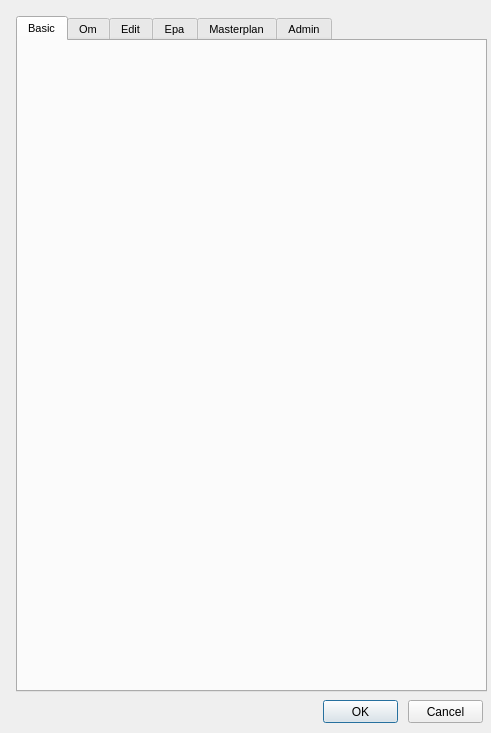
First picture: the form in ui/config.ui, repository Giswater/giswater_qgis_plugin, before the edit.
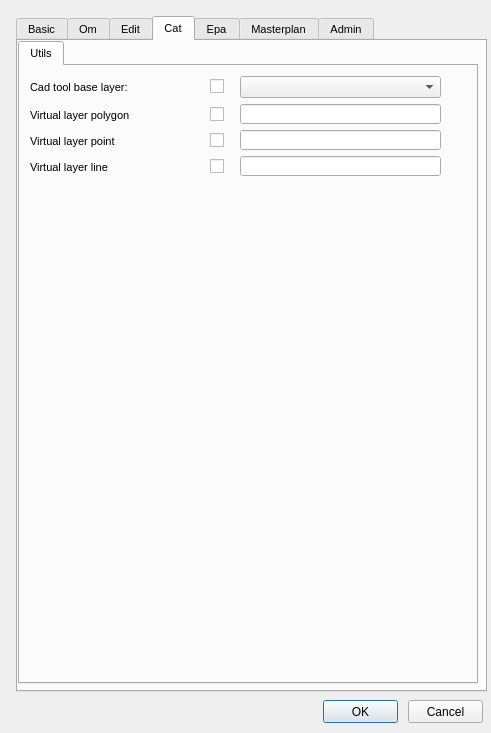
Second picture: the form after the edit. The open tabs and pages were chosen to show the change.

Commit message: Add new tab cat in config form and refactor tabs names

```diff
--- a/ui/config.ui
+++ b/ui/config.ui
@@ -941,183 +941,6 @@
         </rect>
        </property>
       </widget>
-      <widget class="QLabel" name="label_visitcat_3">
-       <property name="geometry">
-        <rect>
-         <x>20</x>
-         <y>514</y>
-         <width>166</width>
-         <height>22</height>
-        </rect>
-       </property>
-       <property name="font">
-        <font>
-         <pointsize>8</pointsize>
-        </font>
-       </property>
-       <property name="frameShape">
-        <enum>QFrame::NoFrame</enum>
-       </property>
-       <property name="frameShadow">
-        <enum>QFrame::Plain</enum>
-       </property>
-       <property name="text">
-        <string>Virtual layer polygon</string>
-       </property>
-       <property name="textFormat">
-        <enum>Qt::AutoText</enum>
-       </property>
-       <property name="scaledContents">
-        <bool>false</bool>
-       </property>
-       <property name="alignment">
-        <set>Qt::AlignLeading|Qt::AlignLeft|Qt::AlignVCenter</set>
-       </property>
-       <property name="margin">
-        <number>3</number>
-       </property>
-      </widget>
-      <widget class="QCheckBox" name="chk_virtual_layer_polygon">
-       <property name="geometry">
-        <rect>
-         <x>200</x>
-         <y>514</y>
-         <width>20</width>
-         <height>21</height>
-        </rect>
-       </property>
-       <property name="text">
-        <string/>
-       </property>
-      </widget>
-      <widget class="QLineEdit" name="virtual_layer_polygon">
-       <property name="geometry">
-        <rect>
-         <x>230</x>
-         <y>514</y>
-         <width>201</width>
-         <height>20</height>
-        </rect>
-       </property>
-      </widget>
-      <widget class="QLabel" name="label_visitcat_4">
-       <property name="geometry">
-        <rect>
-         <x>20</x>
-         <y>540</y>
-         <width>166</width>
-         <height>22</height>
-        </rect>
-       </property>
-       <property name="font">
-        <font>
-         <pointsize>8</pointsize>
-        </font>
-       </property>
-       <property name="frameShape">
-        <enum>QFrame::NoFrame</enum>
-       </property>
-       <property name="frameShadow">
-        <enum>QFrame::Plain</enum>
-       </property>
-       <property name="text">
-        <string>Virtual layer point</string>
-       </property>
-       <property name="textFormat">
-        <enum>Qt::AutoText</enum>
-       </property>
-       <property name="scaledContents">
-        <bool>false</bool>
-       </property>
-       <property name="alignment">
-        <set>Qt::AlignLeading|Qt::AlignLeft|Qt::AlignVCenter</set>
-       </property>
-       <property name="margin">
-        <number>3</number>
-       </property>
-      </widget>
-      <widget class="QCheckBox" name="chk_virtual_layer_point">
-       <property name="geometry">
-        <rect>
-         <x>200</x>
-         <y>540</y>
-         <width>20</width>
-         <height>21</height>
-        </rect>
-       </property>
-       <property name="text">
-        <string/>
-       </property>
-      </widget>
-      <widget class="QLineEdit" name="virtual_layer_point">
-       <property name="geometry">
-        <rect>
-         <x>230</x>
-         <y>540</y>
-         <width>201</width>
-         <height>20</height>
-        </rect>
-       </property>
-      </widget>
-      <widget class="QLabel" name="label_visitcat_5">
-       <property name="geometry">
-        <rect>
-         <x>20</x>
-         <y>566</y>
-         <width>166</width>
-         <height>22</height>
-        </rect>
-       </property>
-       <property name="font">
-        <font>
-         <pointsize>8</pointsize>
-        </font>
-       </property>
-       <property name="frameShape">
-        <enum>QFrame::NoFrame</enum>
-       </property>
-       <property name="frameShadow">
-        <enum>QFrame::Plain</enum>
-       </property>
-       <property name="text">
-        <string>Virtual layer line</string>
-       </property>
-       <property name="textFormat">
-        <enum>Qt::AutoText</enum>
-       </property>
-       <property name="scaledContents">
-        <bool>false</bool>
-       </property>
-       <property name="alignment">
-        <set>Qt::AlignLeading|Qt::AlignLeft|Qt::AlignVCenter</set>
-       </property>
-       <property name="margin">
-        <number>3</number>
-       </property>
-      </widget>
-      <widget class="QCheckBox" name="chk_virtual_layer_line">
-       <property name="geometry">
-        <rect>
-         <x>200</x>
-         <y>566</y>
-         <width>20</width>
-         <height>21</height>
-        </rect>
-       </property>
-       <property name="text">
-        <string/>
-       </property>
-      </widget>
-      <widget class="QLineEdit" name="virtual_layer_line">
-       <property name="geometry">
-        <rect>
-         <x>230</x>
-         <y>566</y>
-         <width>201</width>
-         <height>20</height>
-        </rect>
-       </property>
-      </widget>
       <widget class="QCheckBox" name="chk_dim_tooltip">
        <property name="geometry">
         <rect>
@@ -1462,65 +1285,6 @@
         <string/>
        </property>
       </widget>
-      <widget class="QCheckBox" name="chk_cad_tool_base_layer_vdefault">
-       <property name="geometry">
-        <rect>
-         <x>200</x>
-         <y>486</y>
-         <width>20</width>
-         <height>21</height>
-        </rect>
-       </property>
-       <property name="text">
-        <string/>
-       </property>
-      </widget>
-      <widget class="QLabel" name="label_cad_tool_base_layer">
-       <property name="geometry">
-        <rect>
-         <x>20</x>
-         <y>486</y>
-         <width>163</width>
-         <height>22</height>
-        </rect>
-       </property>
-       <property name="font">
-        <font>
-         <pointsize>8</pointsize>
-        </font>
-       </property>
-       <property name="frameShape">
-        <enum>QFrame::NoFrame</enum>
-       </property>
-       <property name="frameShadow">
-        <enum>QFrame::Plain</enum>
-       </property>
-       <property name="text">
-        <string>Cad tool base layer:</string>
-       </property>
-       <property name="textFormat">
-        <enum>Qt::AutoText</enum>
-       </property>
-       <property name="scaledContents">
-        <bool>false</bool>
-       </property>
-       <property name="alignment">
-        <set>Qt::AlignLeading|Qt::AlignLeft|Qt::AlignVCenter</set>
-       </property>
-       <property name="margin">
-        <number>3</number>
-       </property>
-      </widget>
-      <widget class="QComboBox" name="cad_tool_base_layer_vdefault">
-       <property name="geometry">
-        <rect>
-         <x>230</x>
-         <y>486</y>
-         <width>201</width>
-         <height>22</height>
-        </rect>
-       </property>
-      </widget>
      </widget>
      <widget class="QWidget" name="tab_21">
       <attribute name="title">
@@ -2897,6 +2661,265 @@
      </widget>
     </widget>
    </widget>
+   <widget class="QWidget" name="tab_13">
+    <attribute name="title">
+     <string>Cat</string>
+    </attribute>
+    <widget class="QTabWidget" name="tab_config_cat">
+     <property name="geometry">
+      <rect>
+       <x>0</x>
+       <y>0</y>
+       <width>460</width>
+       <height>643</height>
+      </rect>
+     </property>
+     <property name="currentIndex">
+      <number>0</number>
+     </property>
+     <widget class="QWidget" name="tab_23">
+      <attribute name="title">
+       <string>Utils</string>
+      </attribute>
+      <widget class="QLabel" name="label_visitcat_5">
+       <property name="geometry">
+        <rect>
+         <x>10</x>
+         <y>90</y>
+         <width>166</width>
+         <height>22</height>
+        </rect>
+       </property>
+       <property name="font">
+        <font>
+         <pointsize>8</pointsize>
+        </font>
+       </property>
+       <property name="frameShape">
+        <enum>QFrame::NoFrame</enum>
+       </property>
+       <property name="frameShadow">
+        <enum>QFrame::Plain</enum>
+       </property>
+       <property name="text">
+        <string>Virtual layer line</string>
+       </property>
+       <property name="textFormat">
+        <enum>Qt::AutoText</enum>
+       </property>
+       <property name="scaledContents">
+        <bool>false</bool>
+       </property>
+       <property name="alignment">
+        <set>Qt::AlignLeading|Qt::AlignLeft|Qt::AlignVCenter</set>
+       </property>
+       <property name="margin">
+        <number>3</number>
+       </property>
+      </widget>
+      <widget class="QLabel" name="label_visitcat_3">
+       <property name="geometry">
+        <rect>
+         <x>10</x>
+         <y>38</y>
+         <width>166</width>
+         <height>22</height>
+        </rect>
+       </property>
+       <property name="font">
+        <font>
+         <pointsize>8</pointsize>
+        </font>
+       </property>
+       <property name="frameShape">
+        <enum>QFrame::NoFrame</enum>
+       </property>
+       <property name="frameShadow">
+        <enum>QFrame::Plain</enum>
+       </property>
+       <property name="text">
+        <string>Virtual layer polygon</string>
+       </property>
+       <property name="textFormat">
+        <enum>Qt::AutoText</enum>
+       </property>
+       <property name="scaledContents">
+        <bool>false</bool>
+       </property>
+       <property name="alignment">
+        <set>Qt::AlignLeading|Qt::AlignLeft|Qt::AlignVCenter</set>
+       </property>
+       <property name="margin">
+        <number>3</number>
+       </property>
+      </widget>
+      <widget class="QLineEdit" name="virtual_layer_point">
+       <property name="geometry">
+        <rect>
+         <x>220</x>
+         <y>64</y>
+         <width>201</width>
+         <height>20</height>
+        </rect>
+       </property>
+      </widget>
+      <widget class="QCheckBox" name="chk_virtual_layer_line">
+       <property name="geometry">
+        <rect>
+         <x>190</x>
+         <y>90</y>
+         <width>20</width>
+         <height>21</height>
+        </rect>
+       </property>
+       <property name="text">
+        <string/>
+       </property>
+      </widget>
+      <widget class="QLabel" name="label_visitcat_4">
+       <property name="geometry">
+        <rect>
+         <x>10</x>
+         <y>64</y>
+         <width>166</width>
+         <height>22</height>
+        </rect>
+       </property>
+       <property name="font">
+        <font>
+         <pointsize>8</pointsize>
+        </font>
+       </property>
+       <property name="frameShape">
+        <enum>QFrame::NoFrame</enum>
+       </property>
+       <property name="frameShadow">
+        <enum>QFrame::Plain</enum>
+       </property>
+       <property name="text">
+        <string>Virtual layer point</string>
+       </property>
+       <property name="textFormat">
+        <enum>Qt::AutoText</enum>
+       </property>
+       <property name="scaledContents">
+        <bool>false</bool>
+       </property>
+       <property name="alignment">
+        <set>Qt::AlignLeading|Qt::AlignLeft|Qt::AlignVCenter</set>
+       </property>
+       <property name="margin">
+        <number>3</number>
+       </property>
+      </widget>
+      <widget class="QLineEdit" name="virtual_layer_polygon">
+       <property name="geometry">
+        <rect>
+         <x>220</x>
+         <y>38</y>
+         <width>201</width>
+         <height>20</height>
+        </rect>
+       </property>
+      </widget>
+      <widget class="QCheckBox" name="chk_virtual_layer_polygon">
+       <property name="geometry">
+        <rect>
+         <x>190</x>
+         <y>38</y>
+         <width>20</width>
+         <height>21</height>
+        </rect>
+       </property>
+       <property name="text">
+        <string/>
+       </property>
+      </widget>
+      <widget class="QCheckBox" name="chk_virtual_layer_point">
+       <property name="geometry">
+        <rect>
+         <x>190</x>
+         <y>64</y>
+         <width>20</width>
+         <height>21</height>
+        </rect>
+       </property>
+       <property name="text">
+        <string/>
+       </property>
+      </widget>
+      <widget class="QCheckBox" name="chk_cad_tool_base_layer_vdefault">
+       <property name="geometry">
+        <rect>
+         <x>190</x>
+         <y>10</y>
+         <width>20</width>
+         <height>21</height>
+        </rect>
+       </property>
+       <property name="text">
+        <string/>
+       </property>
+      </widget>
+      <widget class="QComboBox" name="cad_tool_base_layer_vdefault">
+       <property name="geometry">
+        <rect>
+         <x>220</x>
+         <y>10</y>
+         <width>201</width>
+         <height>22</height>
+        </rect>
+       </property>
+      </widget>
+      <widget class="QLineEdit" name="virtual_layer_line">
+       <property name="geometry">
+        <rect>
+         <x>220</x>
+         <y>90</y>
+         <width>201</width>
+         <height>20</height>
+        </rect>
+       </property>
+      </widget>
+      <widget class="QLabel" name="label_cad_tool_base_layer">
+       <property name="geometry">
+        <rect>
+         <x>10</x>
+         <y>10</y>
+         <width>163</width>
+         <height>22</height>
+        </rect>
+       </property>
+       <property name="font">
+        <font>
+         <pointsize>8</pointsize>
+        </font>
+       </property>
+       <property name="frameShape">
+        <enum>QFrame::NoFrame</enum>
+       </property>
+       <property name="frameShadow">
+        <enum>QFrame::Plain</enum>
+       </property>
+       <property name="text">
+        <string>Cad tool base layer:</string>
+       </property>
+       <property name="textFormat">
+        <enum>Qt::AutoText</enum>
+       </property>
+       <property name="scaledContents">
+        <bool>false</bool>
+       </property>
+       <property name="alignment">
+        <set>Qt::AlignLeading|Qt::AlignLeft|Qt::AlignVCenter</set>
+       </property>
+       <property name="margin">
+        <number>3</number>
+       </property>
+      </widget>
+     </widget>
+    </widget>
+   </widget>
    <widget class="QWidget" name="tab_8">
     <attribute name="title">
      <string>Epa</string>
```
Left out of the diff: 83 changed lines with no effect on the pictures.
